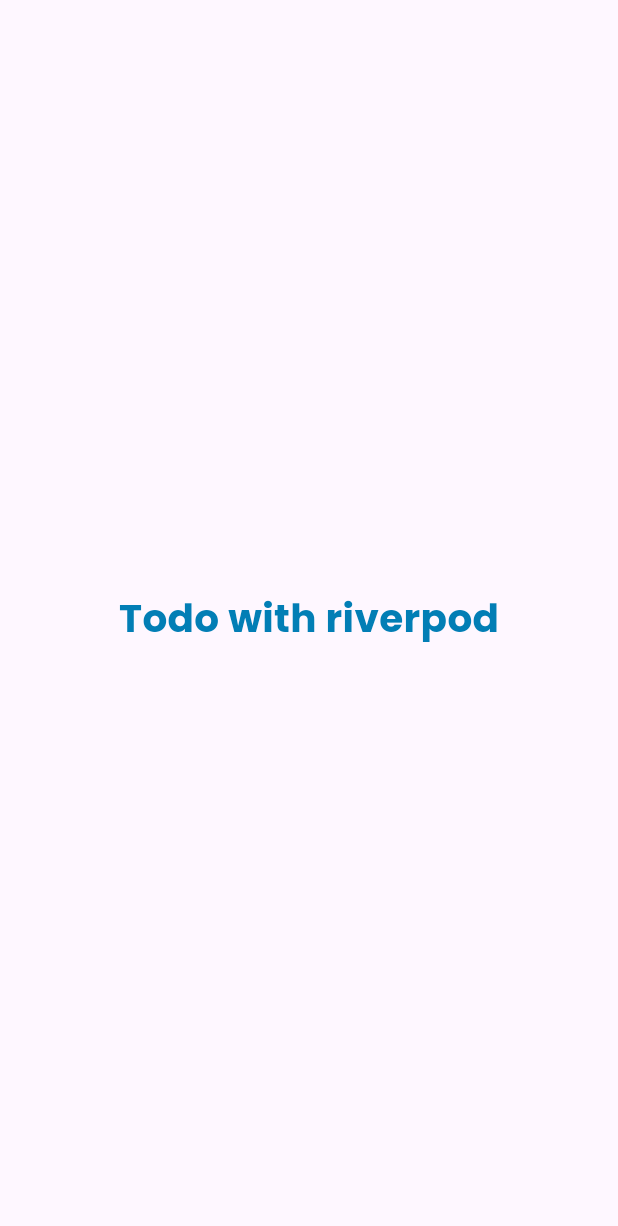
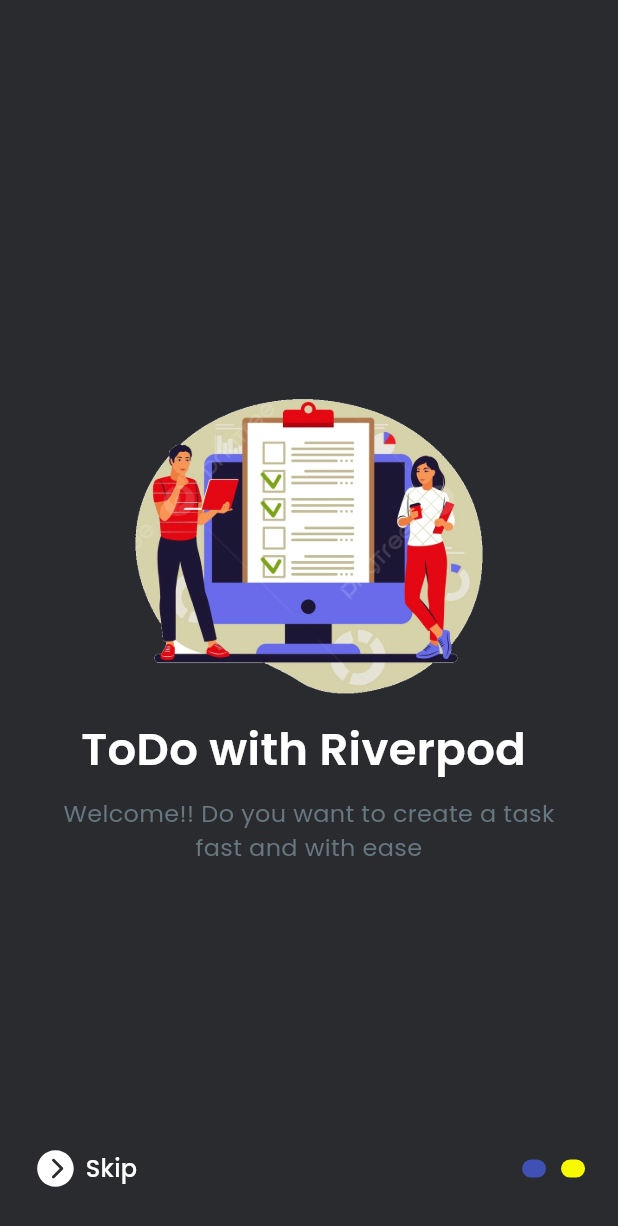
Before and after one commit to AmirBerenji/todo_proj, a Flutter app: the screen it shows after launch, on a phone screen of 412 x 824 dp. Shown: the top 1226 px of the screen. Run offline on Flutter 3.47's test engine with Material 3 defaults, Android fonts, the phone set to English and light mode, and no system bars; drawn by our look-alikes of smooth_page_indicator; our stand-ins replace flutter_screenutil, flutter_vector_icons, google_fonts, hooks_riverpod.

Commit message:
Create first and second page

```diff
--- a/lib/features/onboarding/pages/onBoarding.dart
+++ b/lib/features/onboarding/pages/onBoarding.dart
@@ -1,4 +1,13 @@
 import 'package:flutter/material.dart';
+import 'package:flutter_screenutil/flutter_screenutil.dart';
+import 'package:flutter_vector_icons/flutter_vector_icons.dart';
+import 'package:smooth_page_indicator/smooth_page_indicator.dart';
+import 'package:todo_proj/common/utils/constants.dart';
+import 'package:todo_proj/common/widgets/appstyle.dart';
+import 'package:todo_proj/common/widgets/resuable_text.dart';
+import 'package:todo_proj/common/widgets/width_spacer.dart';
+import 'package:todo_proj/features/onboarding/widgets/page_one.dart';
+import 'package:todo_proj/features/onboarding/widgets/page_two.dart';
 
 class OnBoarding extends StatefulWidget {
   const OnBoarding({super.key});
@@ -8,8 +17,69 @@
 }
 
 class _OnBoardingState extends State<OnBoarding> {
+
+  final PageController pageController = PageController();
+  @override
+  void dispose() {
+    pageController.dispose();
+    super.dispose();
+  }
   @override
   Widget build(BuildContext context) {
-    return const Scaffold();
+    return Scaffold(
+      body: Stack(
+        children: [
+          PageView(
+            physics: const AlwaysScrollableScrollPhysics(),
+            controller: pageController,
+            children: const [
+              PageOne(),
+              PageTwo()
+            ],
+          ),
+           Align(
+            alignment: Alignment.bottomCenter,
+            child: Padding(
+              padding: EdgeInsets.symmetric(horizontal: 20.w,vertical: 30.h),
+              child: Row(
+                mainAxisAlignment: MainAxisAlignment.spaceBetween,
+                children: [
+                  Row(
+                    children: [
+                      GestureDetector(
+                        onTap: (){
+                          pageController.nextPage(duration: const Duration(microseconds: 600),
+                          curve: Curves.ease);
+                        },
+                        child: const Icon(Ionicons.chevron_forward_circle,
+                        size: 30,
+                        color: AppConst.kLight,),
+                      ),
+                      const WidthSpacer(width: 5),
+                      ResuableText(text: "Skip" , style: appstyle(16, AppConst.kLight, FontWeight.w500))
+                    ],
+                  ),
+                  GestureDetector(
+                    onTap: (){
+                      pageController.nextPage(duration: const Duration(microseconds: 600),
+                          curve: Curves.ease);
+                    },
+                    child: SmoothPageIndicator(
+                      controller: pageController,
+                      count: 2,
+                      effect: const WormEffect(
+                        dotHeight: 12,
+                        dotWidth: 16,
+                        spacing: 10,
+                        dotColor: AppConst.kYellow
+                      ),),
+                  )
+                ],
+              ),
+              ),
+          ),
+        ],
+      )
+    );
   }
 }
--- /dev/null
+++ b/lib/features/onboarding/widgets/page_one.dart
@@ -0,0 +1,41 @@
+import 'package:flutter/material.dart';
+import 'package:flutter_screenutil/flutter_screenutil.dart';
+import 'package:todo_proj/common/utils/constants.dart';
+import 'package:todo_proj/common/widgets/appstyle.dart';
+import 'package:todo_proj/common/widgets/hight_spacer.dart';
+import 'package:todo_proj/common/widgets/resuable_text.dart';
+
+class PageOne extends StatelessWidget {
+  const PageOne({super.key});
+
+  @override
+  Widget build(BuildContext context) {
+    return Container(
+      height: AppConst.kHieght,
+      width: AppConst.kWidth,
+      color: AppConst.kBkDark,
+      child:  Column(
+        mainAxisAlignment: MainAxisAlignment.center,
+        crossAxisAlignment: CrossAxisAlignment.center,
+        children: [
+          Padding(padding: EdgeInsets.symmetric(horizontal: 30.w, ),
+          child: Image.asset("assets/images/todo.png") ,),
+          Column(
+            crossAxisAlignment: CrossAxisAlignment.center,
+            children: [
+              ResuableText(text: "ToDo with Riverpod ",
+               style: appstyle(30, AppConst.kLight, FontWeight.w600) ),
+               const HieghtSpacer(height: 10),
+               Padding(padding: EdgeInsets.symmetric(horizontal: 30.w),
+               child: Text(
+                "Welcome!! Do you want to create a task fast and with ease",
+                textAlign: TextAlign.center,
+                style: appstyle(16, AppConst.kGreyLight, FontWeight.normal),
+               ) ,)
+            ],
+          )
+        ],
+      ),
+    );
+  }
+}
--- a/lib/main.dart
+++ b/lib/main.dart
@@ -1,6 +1,8 @@
 import 'package:flutter/material.dart';
 import 'package:flutter_screenutil/flutter_screenutil.dart';
 import 'package:hooks_riverpod/hooks_riverpod.dart';
+import 'package:todo_proj/common/utils/constants.dart';
+import 'package:todo_proj/features/onboarding/pages/onBoarding.dart';
 import 'package:todo_proj/features/todo/pages/homepage.dart';
 
 void main() {
@@ -22,10 +24,12 @@
           debugShowCheckedModeBanner: false,
           title: 'Flutter Demo',
           theme: ThemeData(
+            scaffoldBackgroundColor: AppConst.kBkDark,
             colorScheme: ColorScheme.fromSeed(seedColor: Colors.deepPurple),
             useMaterial3: true,
           ),
-          home: const Homepage(),
+          darkTheme: ThemeData.dark(),
+          home: const OnBoarding(),
         );
       }
     );
--- a/pubspec.yaml
+++ b/pubspec.yaml
@@ -38,6 +38,8 @@
   flutter_screenutil: ^5.9.3
   hooks_riverpod: ^2.5.2
   google_fonts: ^6.2.1
+  flutter_vector_icons: ^2.0.0
+  smooth_page_indicator: ^1.2.0+3
 
 dev_dependencies:
   flutter_test:
@@ -62,7 +64,8 @@
   uses-material-design: true
 
   # To add assets to your application, add an assets section, like this:
-  # assets:
+  assets:
+    - assets/images/
   #   - images/a_dot_burr.jpeg
   #   - images/a_dot_ham.jpeg
 
```
Also changed, not shown: lib/common/widgets/custom_otl_btn.dart (added, +33 -0 lines), lib/features/auth/pages/login_page.dart (added, +23 -0 lines), lib/features/onboarding/widgets/page_two.dart (added, +40 -0 lines), assets/images/todo.png (added), pubspec.lock.
